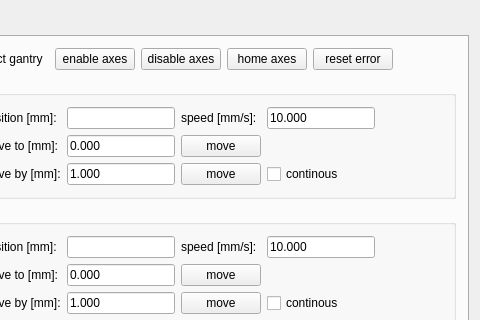
The window that magrathea.ui (guescio/Magrathea) describes before a commit, drawn with Qt 5; both pictures show x 748 to 1228 and y 0 to 320 of the 1228 by 634 pixel window.
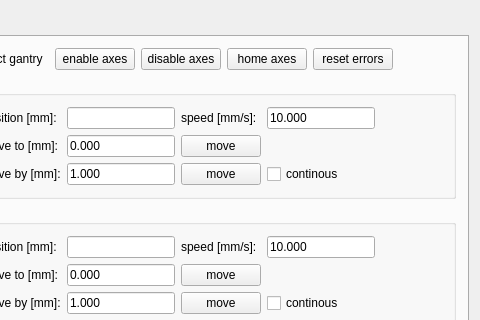
The same window after the commit.

Commit message: Simplifying gantry connection and buttons enabling. Minor fixes.

```diff
--- a/magrathea.ui
+++ b/magrathea.ui
@@ -528,7 +528,7 @@
            <item>
             <widget class="QPushButton" name="resetErrorButton">
              <property name="text">
-              <string>reset error</string>
+              <string>reset errors</string>
              </property>
             </widget>
            </item>
```
The commit also changes 3 other files.
